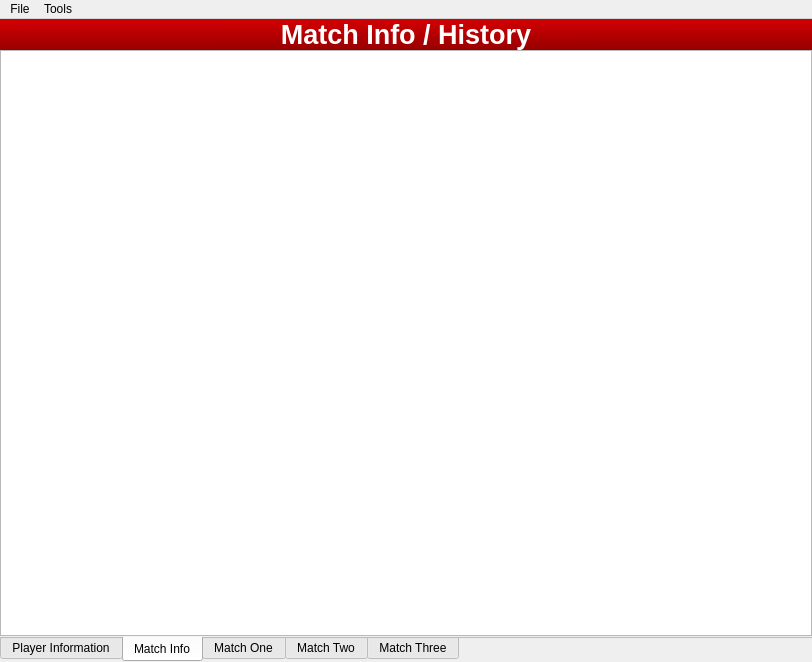
Above: FinalSAC/mainwindow.ui from TheOpenDevProject/VCE-SACS before the change. Below: the same form after it.
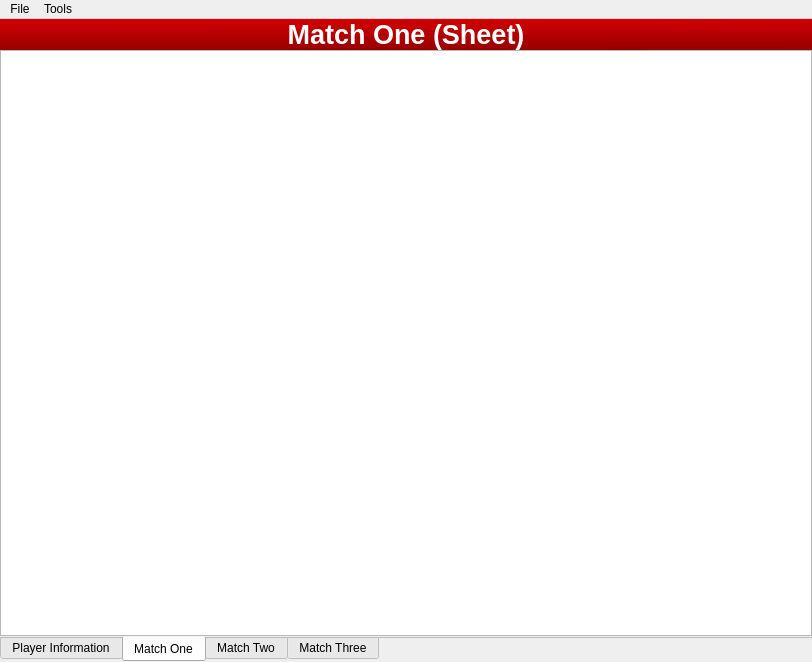
That is the form after the change. The open tabs and pages were chosen to show the change.

Commit message:
Introduced Bugs etc
Aakjdh

Patch:
```diff
--- a/FinalSAC/mainwindow.ui
+++ b/FinalSAC/mainwindow.ui
@@ -109,61 +109,6 @@
         </item>
        </layout>
       </widget>
-      <widget class="QWidget" name="tab_3">
-       <attribute name="title">
-        <string>Match Info</string>
-       </attribute>
-       <layout class="QGridLayout" name="gridLayout_4">
-        <property name="leftMargin">
-         <number>0</number>
-        </property>
-        <property name="topMargin">
-         <number>0</number>
-        </property>
-        <property name="rightMargin">
-         <number>0</number>
-        </property>
-        <property name="bottomMargin">
-         <number>0</number>
-        </property>
-        <property name="spacing">
-         <number>0</number>
-        </property>
-        <item row="0" column="0">
-         <widget class="QLabel" name="PayrollLbl_3">
-          <property name="font">
-           <font>
-            <pointsize>20</pointsize>
-            <weight>75</weight>
-            <bold>true</bold>
-           </font>
-          </property>
-          <property name="styleSheet">
-           <string notr="true">background-color:qlineargradient(spread:pad, x1:0.523, y1:0, x2:0.562, y2:1, stop:0 rgba(211, 0, 3, 255), stop:1 rgba(151, 0, 0, 255));
-color:#fff;</string>
-          </property>
-          <property name="frameShape">
-           <enum>QFrame::NoFrame</enum>
-          </property>
-          <property name="frameShadow">
-           <enum>QFrame::Sunken</enum>
-          </property>
-          <property name="text">
-           <string>Match Info / History</string>
-          </property>
-          <property name="alignment">
-           <set>Qt::AlignCenter</set>
-          </property>
-          <property name="margin">
-           <number>13</number>
-          </property>
-         </widget>
-        </item>
-        <item row="1" column="0">
-         <widget class="QTableView" name="tableView_3"/>
-        </item>
-       </layout>
-      </widget>
       <widget class="QWidget" name="tab_2">
        <attribute name="title">
         <string>Match One</string>
```
Left out of the diff: 2 changed lines with no effect on the pictures. The commit also changes 1 other file.
